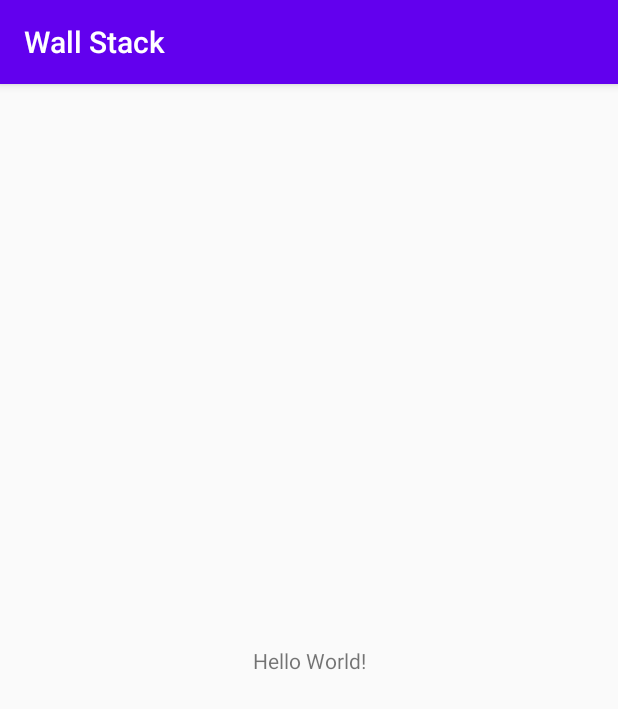
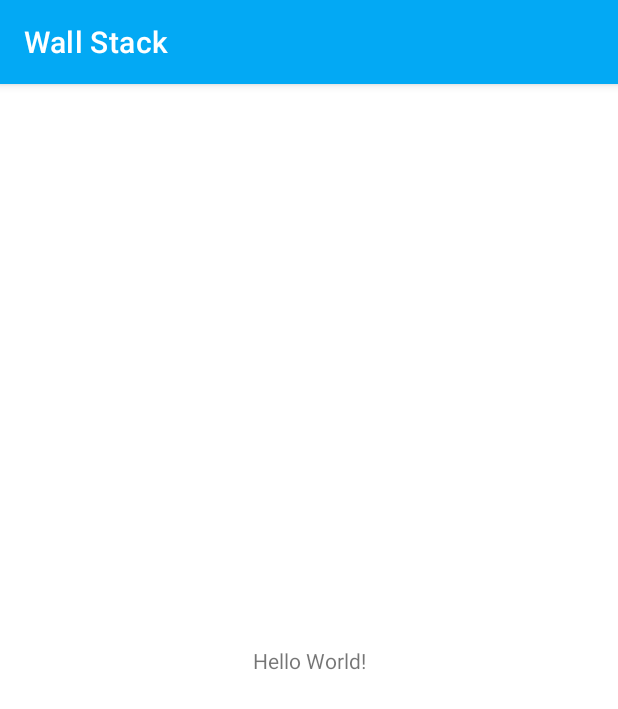
Before and after one commit to mrwhoknows55/Wall-Stack, an Android app: the screen it shows after launch (MainActivity), on a phone screen of 412 x 824 dp. Shown: the top 709 px of the screen. Run offline under Robolectric (Android 15) with nearby library versions, the phone set to English and light mode, and no system bars.

Commit message:
theme change

```diff
--- a/app/src/main/res/values/colors.xml
+++ b/app/src/main/res/values/colors.xml
@@ -1,6 +1,6 @@
 <?xml version="1.0" encoding="utf-8"?>
 <resources>
-    <color name="colorPrimary">#6200EE</color>
-    <color name="colorPrimaryDark">#3700B3</color>
-    <color name="colorAccent">#03DAC5</color>
+    <color name="colorPrimary">#03A9F4</color>
+    <color name="colorPrimaryDark">#01579B</color>
+    <color name="colorAccent">#5E35B1</color>
 </resources>
--- a/app/src/main/res/values/strings.xml
+++ b/app/src/main/res/values/strings.xml
@@ -1,3 +1,5 @@
 <resources>
     <string name="app_name">Wall Stack</string>
+    <!-- TODO: Remove or change this placeholder text -->
+    <string name="hello_blank_fragment">Hello blank fragment</string>
 </resources>
--- a/app/src/main/res/values/styles.xml
+++ b/app/src/main/res/values/styles.xml
@@ -1,6 +1,6 @@
 <resources>
     <!-- Base application theme. -->
-    <style name="AppTheme" parent="Theme.AppCompat.Light.DarkActionBar">
+    <style name="AppTheme" parent="Theme.MaterialComponents.DayNight.DarkActionBar">
         <!-- Customize your theme here. -->
         <item name="colorPrimary">@color/colorPrimary</item>
         <item name="colorPrimaryDark">@color/colorPrimaryDark</item>
```
Also changed, not shown: build.gradle (+6 -1 lines).
